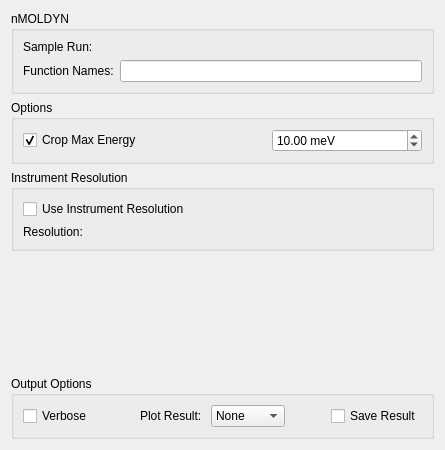
Before: the Qt Designer form Code/Mantid/MantidQt/CustomInterfaces/inc/MantidQtCustomInterfaces/IndirectMolDyn.ui in mantidproject/mantid, drawn with Qt 5.
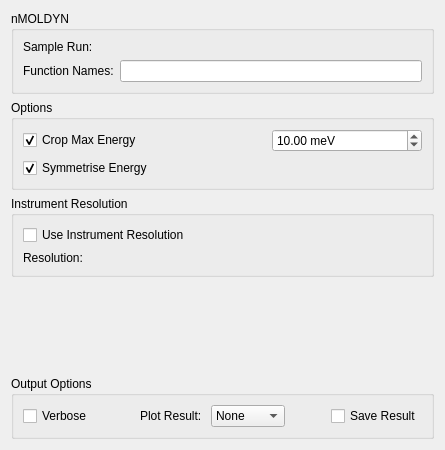
After: the same form once the commit is applied. Custom widgets are drawn as their Qt base class.

Patch:
```diff
--- a/Code/Mantid/MantidQt/CustomInterfaces/inc/MantidQtCustomInterfaces/IndirectMolDyn.ui
+++ b/Code/Mantid/MantidQt/CustomInterfaces/inc/MantidQtCustomInterfaces/IndirectMolDyn.ui
@@ -127,6 +127,19 @@
         </item>
        </layout>
       </item>
+      <item row="2" column="1">
+       <widget class="QCheckBox" name="ckSymmetrise">
+        <property name="toolTip">
+         <string>&lt;html&gt;&lt;head/&gt;&lt;body&gt;&lt;p&gt;Symmetrise functions in energy about the Y axis.&lt;/p&gt;&lt;/body&gt;&lt;/html&gt;</string>
+        </property>
+        <property name="text">
+         <string>Symmetrise Energy</string>
+        </property>
+        <property name="checked">
+         <bool>true</bool>
+        </property>
+       </widget>
+      </item>
      </layout>
     </widget>
    </item>
```
